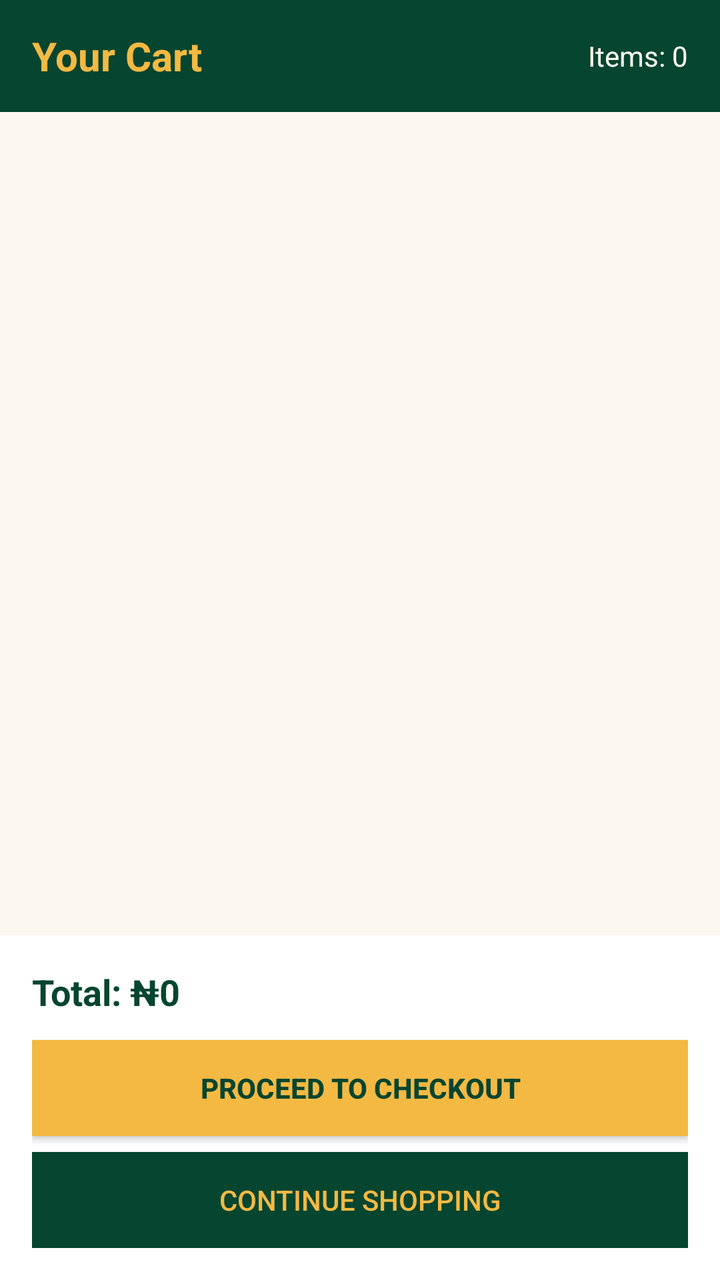
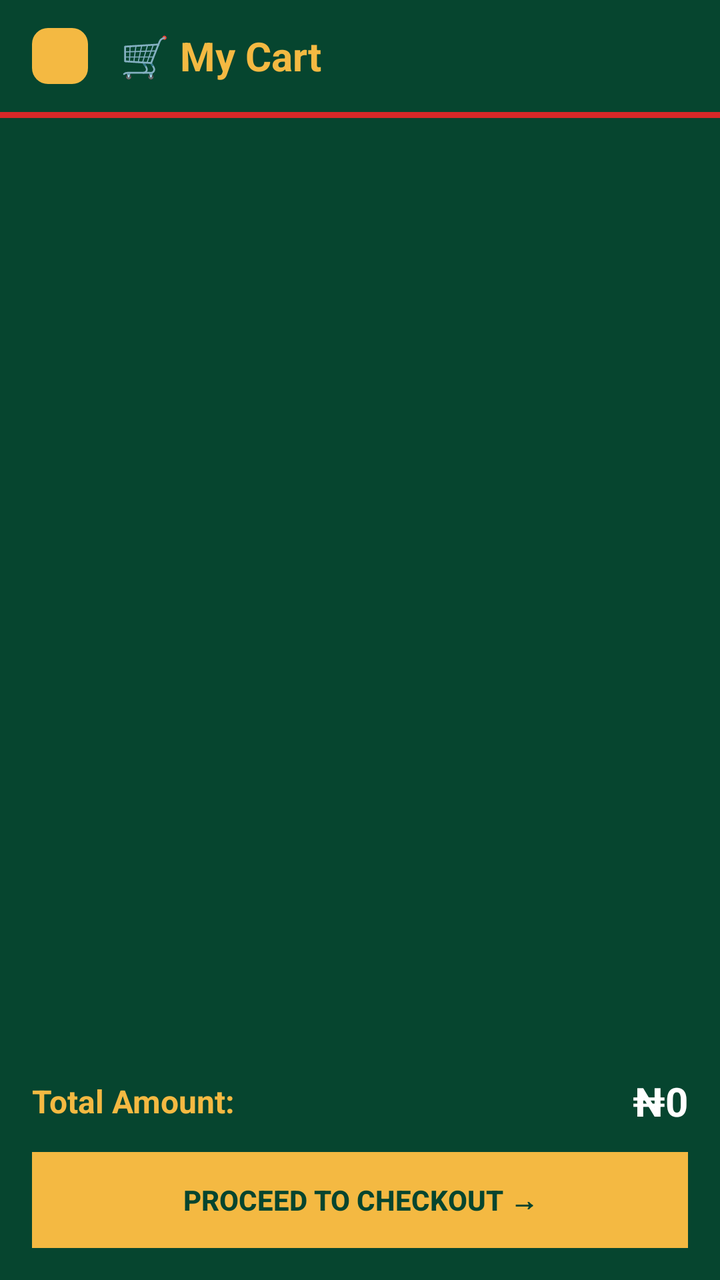

The first picture is an Android layout as it rendered before a commit; the second is the same layout after the commit. The layout source and the unified diff follow.
<!-- AndroidManifest.xml: application theme AppTheme -->
<!-- res/layout/activity_cart.xml -->
<?xml version="1.0" encoding="utf-8"?>
<LinearLayout xmlns:android="http://schemas.android.com/apk/res/android"
    android:layout_width="match_parent"
    android:layout_height="match_parent"
    android:orientation="vertical"
    android:background="@color/cream_light">
    <LinearLayout
        android:layout_width="match_parent"
        android:layout_height="56dp"
        android:background="@color/header_green"
        android:gravity="center_vertical"
        android:paddingHorizontal="16dp">
        <TextView
            android:layout_width="0dp"
            android:layout_height="wrap_content"
            android:layout_weight="1"
            android:text="Your Cart"
            android:textSize="20sp"
            android:textColor="@color/gold"
            android:textStyle="bold" />
        <TextView
            android:id="@+id/item_count"
            android:layout_width="wrap_content"
            android:layout_height="wrap_content"
            android:text="Items: 0"
            android:textSize="14sp"
            android:textColor="@color/cream_light" />
    </LinearLayout>
    <androidx.recyclerview.widget.RecyclerView
        android:id="@+id/cart_recycler"
        android:layout_width="match_parent"
        android:layout_height="0dp"
        android:layout_weight="1"
        android:padding="8dp" />
    <LinearLayout
        android:layout_width="match_parent"
        android:layout_height="wrap_content"
        android:orientation="vertical"
        android:padding="16dp"
        android:background="@color/white">
        <TextView
            android:id="@+id/total_price"
            android:layout_width="wrap_content"
            android:layout_height="wrap_content"
            android:text="Total: ₦0"
            android:textSize="18sp"
            android:textStyle="bold"
            android:textColor="@color/header_green"
            android:layout_marginBottom="12dp" />
        <Button
            android:id="@+id/btn_checkout"
            android:layout_width="match_parent"
            android:layout_height="48dp"
            android:text="Proceed to Checkout"
            android:textSize="14sp"
            android:textStyle="bold"
            android:background="@color/gold"
            android:textColor="@color/header_green"
            android:layout_marginBottom="8dp" />
        <Button
            android:id="@+id/btn_continue_shopping"
            android:layout_width="match_parent"
            android:layout_height="48dp"
            android:text="Continue Shopping"
            android:textSize="14sp"
            android:background="@color/header_green"
            android:textColor="@color/gold" />
    </LinearLayout>
</LinearLayout>
<!-- resources referenced by this layout -->
<resources>
  <color name="cream_light">#FDF8EF</color>
  <color name="gold">#F4B942</color>
  <color name="header_green">#06452F</color>
  <color name="white">#FFFFFF</color>
  <style name="AppTheme" parent="Theme.AppCompat.Light.DarkActionBar">
          <item name="colorPrimary">@color/header_green</item>
          <item name="colorPrimaryDark">@color/header_green</item>
          <item name="colorAccent">@color/gold</item>
      </style>
</resources>

<!-- the commit's change to res/layout/activity_cart.xml (unified diff, before → after) -->
@@ -3,67 +3,98 @@
     android:layout_width="match_parent"
     android:layout_height="match_parent"
     android:orientation="vertical"
-    android:background="@color/cream_light">
+    android:background="#06452F">
+
+    
     <LinearLayout
         android:layout_width="match_parent"
         android:layout_height="56dp"
         android:background="@color/header_green"
         android:gravity="center_vertical"
-        android:paddingHorizontal="16dp">
+        android:paddingHorizontal="16dp"
+        android:orientation="horizontal">
+        <ImageView
+            android:id="@+id/back_btn"
+            android:layout_width="28dp"
+            android:layout_height="28dp"
+            android:src="@drawable/ic_back"
+            android:contentDescription="Back" />
         <TextView
             android:layout_width="0dp"
             android:layout_height="wrap_content"
             android:layout_weight="1"
-            android:text="Your Cart"
+            android:text="🛒 My Cart"
             android:textSize="20sp"
+            android:textStyle="bold"
             android:textColor="@color/gold"
-            android:textStyle="bold" />
-        <TextView
-            android:id="@+id/item_count"
-            android:layout_width="wrap_content"
-            android:layout_height="wrap_content"
-            android:text="Items: 0"
-            android:textSize="14sp"
-            android:textColor="@color/cream_light" />
+            android:layout_marginStart="16dp" />
     </LinearLayout>
+
+    <View android:layout_width="match_parent" android:layout_height="3dp" android:background="@color/alert_red" />
+
+    
+    <TextView
+        android:id="@+id/empty_msg"
+        android:layout_width="match_parent"
+        android:layout_height="0dp"
+        android:layout_weight="1"
+        android:gravity="center"
+        android:textSize="16sp"
+        android:textColor="@color/cream_light"
+        android:background="#06452F" />
+
+    
     <androidx.recyclerview.widget.RecyclerView
         android:id="@+id/cart_recycler"
         android:layout_width="match_parent"
         android:layout_height="0dp"
         android:layout_weight="1"
-        android:padding="8dp" />
+        android:paddingHorizontal="8dp"
+        android:paddingVertical="8dp"
+        android:background="#06452F" />
+
+    
     <LinearLayout
         android:layout_width="match_parent"
         android:layout_height="wrap_content"
         android:orientation="vertical"
-        android:padding="16dp"
-        android:background="@color/white">
-        <TextView
-            android:id="@+id/total_price"
-            android:layout_width="wrap_content"
+        android:background="@color/header_green"
+        android:paddingHorizontal="16dp"
+        android:paddingVertical="16dp">
+
+        <LinearLayout
+            android:layout_width="match_parent"
             android:layout_height="wrap_content"
-            android:text="Total: ₦0"
-            android:textSize="18sp"
-            android:textStyle="bold"
-            android:textColor="@color/header_green"
-            android:layout_marginBottom="12dp" />
+            android:orientation="horizontal"
+            android:gravity="center_vertical"
+            android:layout_marginBottom="12dp">
+            <TextView
+                android:layout_width="0dp"
+                android:layout_height="wrap_content"
+                android:layout_weight="1"
+                android:text="Total Amount:"
+                android:textSize="16sp"
+                android:textStyle="bold"
+                android:textColor="@color/gold" />
+            <TextView
+                android:id="@+id/total_price"
+                android:layout_width="wrap_content"
+                android:layout_height="wrap_content"
+                android:text="₦0"
+                android:textSize="20sp"
+                android:textStyle="bold"
+                android:textColor="@color/white" />
+        </LinearLayout>
+
         <Button
-            android:id="@+id/btn_checkout"
+            android:id="@+id/checkout_btn"
             android:layout_width="match_parent"
             android:layout_height="48dp"
-            android:text="Proceed to Checkout"
-            android:textSize="14sp"
-            android:textStyle="bold"
+            android:text="Proceed to Checkout →"
             android:background="@color/gold"
             android:textColor="@color/header_green"
-            android:layout_marginBottom="8dp" />
-        <Button
-            android:id="@+id/btn_continue_shopping"
-            android:layout_width="match_parent"
-            android:layout_height="48dp"
-            android:text="Continue Shopping"
-            android:textSize="14sp"
-            android:background="@color/header_green"
-            android:textColor="@color/gold" />
+            android:textStyle="bold"
+            android:enabled="false" />
     </LinearLayout>
+
 </LinearLayout>
<!-- resource entries referenced after the edit -->
@@ -1,9 +1,16 @@
 <!-- resources referenced by this layout -->
 <resources>
+  <color name="alert_red">#D62828</color>
   <color name="cream_light">#FDF8EF</color>
   <color name="gold">#F4B942</color>
   <color name="header_green">#06452F</color>
   <color name="white">#FFFFFF</color>
+  <!-- drawable ic_back (drawable) -->
+  <?xml version="1.0" encoding="utf-8"?>
+  <shape xmlns:android="http://schemas.android.com/apk/res/android" android:shape="rectangle">
+      <solid android:color="#F4B942" />
+      <corners android:radius="8dp" />
+  </shape>
   <style name="AppTheme" parent="Theme.AppCompat.Light.DarkActionBar">
           <item name="colorPrimary">@color/header_green</item>
           <item name="colorPrimaryDark">@color/header_green</item>
